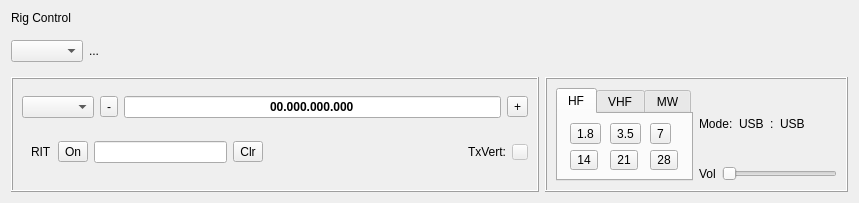
Qt form mqt/MqtLogger/rigcontrolframe.ui (Rsclub22/Minos2-Mirror) before a commit.
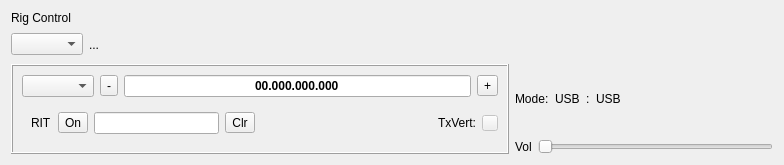
The same form after that commit. Custom widgets are drawn as their Qt base class.

Commit message: rework bandsel buttons in rigcontrolframe

The edit to the form file:
```diff
--- a/mqt/MqtLogger/rigcontrolframe.ui
+++ b/mqt/MqtLogger/rigcontrolframe.ui
@@ -6,8 +6,8 @@
    <rect>
     <x>0</x>
     <y>0</y>
-    <width>859</width>
-    <height>203</height>
+    <width>784</width>
+    <height>165</height>
    </rect>
   </property>
   <property name="windowTitle">
@@ -19,7 +19,7 @@
   <property name="frameShadow">
    <enum>QFrame::Raised</enum>
   </property>
-  <layout class="QVBoxLayout" name="verticalLayout_7">
+  <layout class="QVBoxLayout" name="verticalLayout_3">
    <item>
     <widget class="QLabel" name="label_3">
      <property name="sizePolicy">
@@ -110,7 +110,7 @@
     </layout>
    </item>
    <item>
-    <layout class="QHBoxLayout" name="horizontalLayout_9">
+    <layout class="QHBoxLayout" name="horizontalLayout_7">
      <item>
       <widget class="QFrame" name="frame">
        <property name="frameShape">
@@ -273,172 +273,7 @@
       </widget>
      </item>
      <item>
-      <widget class="QFrame" name="selFrame">
-       <property name="sizePolicy">
-        <sizepolicy hsizetype="Expanding" vsizetype="Preferred">
-         <horstretch>0</horstretch>
-         <verstretch>0</verstretch>
-        </sizepolicy>
-       </property>
-       <property name="maximumSize">
-        <size>
-         <width>303</width>
-         <height>115</height>
-        </size>
-       </property>
-       <property name="frameShape">
-        <enum>QFrame::Box</enum>
-       </property>
-       <property name="frameShadow">
-        <enum>QFrame::Raised</enum>
-       </property>
-       <layout class="QVBoxLayout" name="verticalLayout_3">
-        <item>
-         <layout class="QHBoxLayout" name="horizontalLayout">
-          <item>
-           <widget class="QTabWidget" name="bandSelTab">
-            <property name="currentIndex">
-             <number>0</number>
-            </property>
-            <widget class="QWidget" name="hfBandSelTab">
-             <attribute name="title">
-              <string>HF</string>
-             </attribute>
-             <layout class="QVBoxLayout" name="verticalLayout_4">
-              <item>
-               <layout class="QGridLayout" name="gridLayout">
-                <item row="0" column="2">
-                 <widget class="QToolButton" name="_7MHzToolBut">
-                  <property name="text">
-                   <string>7</string>
-                  </property>
-                 </widget>
-                </item>
-                <item row="0" column="0">
-                 <widget class="QToolButton" name="_1_8MHzToolBut">
-                  <property name="text">
-                   <string>1.8</string>
-                  </property>
-                 </widget>
-                </item>
-                <item row="0" column="1">
-                 <widget class="QToolButton" name="_3_5MHzToolBut">
-                  <property name="text">
-                   <string>3.5</string>
-                  </property>
-                 </widget>
-                </item>
-                <item row="1" column="0">
-                 <widget class="QToolButton" name="_14MHzToolBut">
-                  <property name="text">
-                   <string>14</string>
-                  </property>
-                 </widget>
-                </item>
-                <item row="1" column="1">
-                 <widget class="QToolButton" name="_21MHzToolBut">
-                  <property name="text">
-                   <string>21</string>
-                  </property>
-                 </widget>
-                </item>
-                <item row="1" column="2">
-                 <widget class="QToolButton" name="_28MHzToolBut">
-                  <property name="text">
-                   <string>28</string>
-                  </property>
-                 </widget>
-                </item>
-               </layout>
-              </item>
-             </layout>
-            </widget>
-            <widget class="QWidget" name="vhfBandSelTab">
-             <attribute name="title">
-              <string>VHF</string>
-             </attribute>
-             <layout class="QVBoxLayout" name="verticalLayout_5">
-              <item>
-               <layout class="QGridLayout" name="gridLayout_2">
-                <item row="0" column="1">
-                 <widget class="QToolButton" name="_70MHzToolBut">
-                  <property name="text">
-                   <string>70</string>
-                  </property>
-                 </widget>
-                </item>
-                <item row="0" column="2">
-                 <widget class="QToolButton" name="_144MHzToolBut">
-                  <property name="text">
-                   <string>144</string>
-                  </property>
-                 </widget>
-                </item>
-                <item row="0" column="0">
-                 <widget class="QToolButton" name="_50MHzToolBut">
-                  <property name="text">
-                   <string>50</string>
-                  </property>
-                 </widget>
-                </item>
-                <item row="1" column="0">
-                 <widget class="QToolButton" name="_432MHzToolBut">
-                  <property name="text">
-                   <string>432</string>
-                  </property>
-                 </widget>
-                </item>
-               </layout>
-              </item>
-             </layout>
-            </widget>
-            <widget class="QWidget" name="mwBandSelTab">
-             <attribute name="title">
-              <string>MW</string>
-             </attribute>
-             <layout class="QVBoxLayout" name="verticalLayout_6">
-              <item>
-               <layout class="QGridLayout" name="gridLayout_3">
-                <item row="0" column="0">
-                 <widget class="QToolButton" name="_1296MHzToolBut">
-                  <property name="text">
-                   <string>1296</string>
-                  </property>
-                 </widget>
-                </item>
-                <item row="0" column="1">
-                 <widget class="QToolButton" name="_2_3GHzToolBut">
-                  <property name="text">
-                   <string>2.3</string>
-                  </property>
-                 </widget>
-                </item>
-                <item row="0" column="2">
-                 <widget class="QToolButton" name="_3_4GHzToolBut">
-                  <property name="text">
-                   <string>3.4</string>
-                  </property>
-                 </widget>
-                </item>
-                <item row="1" column="0">
-                 <widget class="QToolButton" name="_5_6GHzToolBut">
-                  <property name="text">
-                   <string>5.6</string>
-                  </property>
-                 </widget>
-                </item>
-                <item row="1" column="1">
-                 <widget class="QToolButton" name="_10GHzToolBut">
-                  <property name="text">
-                   <string>10</string>
-                  </property>
-                 </widget>
-                </item>
-               </layout>
-              </item>
-             </layout>
-            </widget>
-           </widget>
+      <layout class="QGridLayout" name="bandSelGridLayout"/>
           </item>
           <item>
            <layout class="QVBoxLayout" name="verticalLayout_2">
@@ -488,7 +323,7 @@
              </layout>
             </item>
             <item>
-             <layout class="QHBoxLayout" name="horizontalLayout_7">
+        <layout class="QHBoxLayout" name="horizontalLayout">
               <item>
                <widget class="QLabel" name="volumeLabel">
                 <property name="text">
@@ -509,11 +344,6 @@
              </layout>
             </item>
            </layout>
-          </item>
-         </layout>
-        </item>
-       </layout>
-      </widget>
      </item>
     </layout>
    </item>
```
Lines whose indentation alone changed are shown as unchanged. The commit also changes 7 other files.
